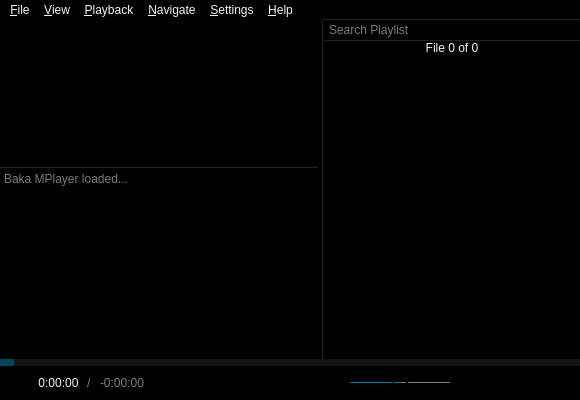
Above: src/ui/mainwindow.ui from u8sand/Baka-MPlayer before the change. Below: the same form after it.
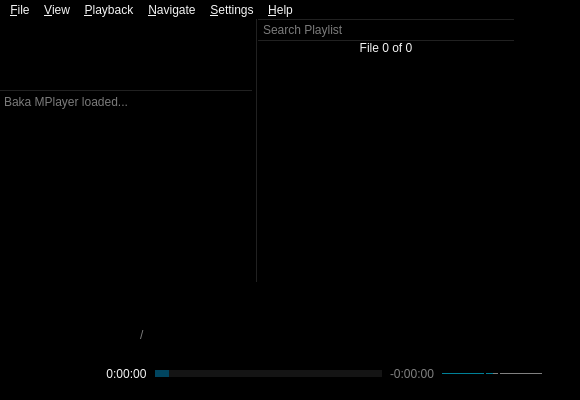
That is the form after the change. Icons and pictures are not drawn. Custom widgets are drawn as their Qt base class.

Commit message: baka-mplayer.md: shorten and simplified the manual

The edit to the form file:
```diff
--- a/src/ui/mainwindow.ui
+++ b/src/ui/mainwindow.ui
@@ -149,27 +149,18 @@
 }</string>
   </property>
   <widget class="QWidget" name="centralwidget">
-   <layout class="QVBoxLayout" name="verticalLayout">
-    <property name="spacing">
-     <number>0</number>
-    </property>
-    <property name="leftMargin">
-     <number>0</number>
-    </property>
-    <property name="topMargin">
-     <number>0</number>
-    </property>
-    <property name="rightMargin">
-     <number>0</number>
-    </property>
-    <property name="bottomMargin">
-     <number>0</number>
-    </property>
-    <item>
      <widget class="CustomSplitter" name="splitter">
       <property name="enabled">
        <bool>false</bool>
       </property>
+    <property name="geometry">
+     <rect>
+      <x>0</x>
+      <y>0</y>
+      <width>514</width>
+      <height>263</height>
+     </rect>
+    </property>
       <property name="orientation">
        <enum>Qt::Horizontal</enum>
       </property>
@@ -417,47 +408,15 @@
        </layout>
       </widget>
      </widget>
-    </item>
-    <item>
-     <widget class="SeekBar" name="seekBar">
-      <property name="enabled">
-       <bool>false</bool>
-      </property>
-      <property name="sizePolicy">
-       <sizepolicy hsizetype="Expanding" vsizetype="Fixed">
-        <horstretch>0</horstretch>
-        <verstretch>0</verstretch>
-       </sizepolicy>
-      </property>
-      <property name="focusPolicy">
-       <enum>Qt::NoFocus</enum>
-      </property>
-      <property name="styleSheet">
-       <string notr="true">QSlider {
-	height: 7px;
-}
-QSlider::handle:horizontal {
-	/* handle color */
-	background: #01455F;
-	width: 14px;
-}
-QSlider::groove:horizontal {
-	background: #141414;
-}
-QSlider::sub-page:horizontal {
-	background: #008098;
-}</string>
-      </property>
-      <property name="maximum">
-       <number>1000000</number>
-      </property>
-      <property name="orientation">
-       <enum>Qt::Horizontal</enum>
-      </property>
-     </widget>
-    </item>
-    <item>
      <widget class="QWidget" name="playbackLayoutWidget" native="true">
+    <property name="geometry">
+     <rect>
+      <x>0</x>
+      <y>333</y>
+      <width>580</width>
+      <height>44</height>
+     </rect>
+    </property>
       <property name="sizePolicy">
        <sizepolicy hsizetype="Preferred" vsizetype="Fixed">
         <horstretch>0</horstretch>
@@ -484,36 +443,6 @@
         <number>6</number>
        </property>
        <item>
-        <widget class="QWidget" name="timeLayoutWidget" native="true">
-         <property name="minimumSize">
-          <size>
-           <width>150</width>
-           <height>0</height>
-          </size>
-         </property>
-         <property name="maximumSize">
-          <size>
-           <width>150</width>
-           <height>16777215</height>
-          </size>
-         </property>
-         <layout class="QHBoxLayout" name="horizontalLayout_4">
-          <property name="spacing">
-           <number>8</number>
-          </property>
-          <property name="leftMargin">
-           <number>0</number>
-          </property>
-          <property name="topMargin">
-           <number>0</number>
-          </property>
-          <property name="rightMargin">
-           <number>0</number>
-          </property>
-          <property name="bottomMargin">
-           <number>0</number>
-          </property>
-          <item>
            <widget class="OpenButton" name="openButton">
             <property name="sizePolicy">
              <sizepolicy hsizetype="Fixed" vsizetype="Fixed">
@@ -552,125 +481,6 @@
            </widget>
           </item>
           <item>
-           <widget class="QLabel" name="durationLabel">
-            <property name="sizePolicy">
-             <sizepolicy hsizetype="Preferred" vsizetype="Fixed">
-              <horstretch>0</horstretch>
-              <verstretch>0</verstretch>
-             </sizepolicy>
-            </property>
-            <property name="text">
-             <string>0:00:00</string>
-            </property>
-            <property name="alignment">
-             <set>Qt::AlignCenter</set>
-            </property>
-           </widget>
-          </item>
-          <item>
-           <widget class="QLabel" name="seperatorLabel">
-            <property name="text">
-             <string>/</string>
-            </property>
-           </widget>
-          </item>
-          <item>
-           <widget class="CustomLabel" name="remainingLabel">
-            <property name="sizePolicy">
-             <sizepolicy hsizetype="Preferred" vsizetype="Fixed">
-              <horstretch>0</horstretch>
-              <verstretch>0</verstretch>
-             </sizepolicy>
-            </property>
-            <property name="cursor">
-             <cursorShape>PointingHandCursor</cursorShape>
-            </property>
-            <property name="toolTip">
-             <string>Click to change between total and remaining time</string>
-            </property>
-            <property name="text">
-             <string>-0:00:00</string>
-            </property>
-            <property name="alignment">
-             <set>Qt::AlignCenter</set>
-            </property>
-           </widget>
-          </item>
-          <item>
-           <spacer name="horizontalSpacer">
-            <property name="orientation">
-             <enum>Qt::Horizontal</enum>
-            </property>
-            <property name="sizeHint" stdset="0">
-             <size>
-              <width>0</width>
-              <height>0</height>
-             </size>
-            </property>
-           </spacer>
-          </item>
-         </layout>
-        </widget>
-       </item>
-       <item>
-        <spacer name="horizontalSpacer_4">
-         <property name="orientation">
-          <enum>Qt::Horizontal</enum>
-         </property>
-         <property name="sizeHint" stdset="0">
-          <size>
-           <width>40</width>
-           <height>20</height>
-          </size>
-         </property>
-        </spacer>
-       </item>
-       <item>
-        <layout class="QHBoxLayout" name="horizontalLayout_2">
-         <property name="spacing">
-          <number>8</number>
-         </property>
-         <item>
-          <widget class="QPushButton" name="rewindButton">
-           <property name="enabled">
-            <bool>false</bool>
-           </property>
-           <property name="sizePolicy">
-            <sizepolicy hsizetype="Fixed" vsizetype="Fixed">
-             <horstretch>0</horstretch>
-             <verstretch>0</verstretch>
-            </sizepolicy>
-           </property>
-           <property name="maximumSize">
-            <size>
-             <width>24</width>
-             <height>16</height>
-            </size>
-           </property>
-           <property name="cursor">
-            <cursorShape>PointingHandCursor</cursorShape>
-           </property>
-           <property name="focusPolicy">
-            <enum>Qt::NoFocus</enum>
-           </property>
-           <property name="icon">
-            <iconset resource="../rsclist.qrc">
-             <normaloff>:/img/default_reverse.svg</normaloff>
-             <disabledoff>:/img/disabled_reverse.svg</disabledoff>
-             <disabledon>:/img/disabled_reverse.svg</disabledon>:/img/default_reverse.svg</iconset>
-           </property>
-           <property name="iconSize">
-            <size>
-             <width>20</width>
-             <height>16</height>
-            </size>
-           </property>
-           <property name="flat">
-            <bool>true</bool>
-           </property>
-          </widget>
-         </item>
-         <item>
           <widget class="IndexButton" name="previousButton">
            <property name="enabled">
             <bool>false</bool>
@@ -710,44 +520,6 @@
            </property>
           </widget>
          </item>
-         <item>
-          <widget class="QPushButton" name="playButton">
-           <property name="enabled">
-            <bool>false</bool>
-           </property>
-           <property name="sizePolicy">
-            <sizepolicy hsizetype="Fixed" vsizetype="Fixed">
-             <horstretch>0</horstretch>
-             <verstretch>0</verstretch>
-            </sizepolicy>
-           </property>
-           <property name="maximumSize">
-            <size>
-             <width>28</width>
-             <height>30</height>
-            </size>
-           </property>
-           <property name="cursor">
-            <cursorShape>PointingHandCursor</cursorShape>
-           </property>
-           <property name="focusPolicy">
-            <enum>Qt::NoFocus</enum>
-           </property>
-           <property name="icon">
-            <iconset resource="../rsclist.qrc">
-             <normaloff>:/img/disabled_play.svg</normaloff>:/img/disabled_play.svg</iconset>
-           </property>
-           <property name="iconSize">
-            <size>
-             <width>23</width>
-             <height>30</height>
-            </size>
-           </property>
-           <property name="flat">
-            <bool>true</bool>
-           </property>
-          </widget>
-         </item>
          <item>
           <widget class="IndexButton" name="nextButton">
            <property name="enabled">
@@ -788,6 +560,82 @@
            </property>
           </widget>
          </item>
+     <item>
+      <widget class="QLabel" name="durationLabel">
+       <property name="sizePolicy">
+        <sizepolicy hsizetype="Preferred" vsizetype="Fixed">
+         <horstretch>0</horstretch>
+         <verstretch>0</verstretch>
+        </sizepolicy>
+       </property>
+       <property name="text">
+        <string>0:00:00</string>
+       </property>
+       <property name="alignment">
+        <set>Qt::AlignCenter</set>
+       </property>
+      </widget>
+     </item>
+     <item>
+      <widget class="SeekBar" name="seekBar">
+       <property name="enabled">
+        <bool>false</bool>
+       </property>
+       <property name="sizePolicy">
+        <sizepolicy hsizetype="Expanding" vsizetype="Fixed">
+         <horstretch>0</horstretch>
+         <verstretch>0</verstretch>
+        </sizepolicy>
+       </property>
+       <property name="focusPolicy">
+        <enum>Qt::NoFocus</enum>
+       </property>
+       <property name="styleSheet">
+        <string notr="true">QSlider {
+	height: 7px;
+}
+QSlider::handle:horizontal {
+	/* handle color */
+	background: #01455F;
+	width: 14px;
+}
+QSlider::groove:horizontal {
+	background: #141414;
+}
+QSlider::sub-page:horizontal {
+	background: #008098;
+}</string>
+       </property>
+       <property name="maximum">
+        <number>1000000</number>
+       </property>
+       <property name="orientation">
+        <enum>Qt::Horizontal</enum>
+       </property>
+      </widget>
+     </item>
+     <item>
+      <widget class="CustomLabel" name="remainingLabel">
+       <property name="sizePolicy">
+        <sizepolicy hsizetype="Preferred" vsizetype="Fixed">
+         <horstretch>0</horstretch>
+         <verstretch>0</verstretch>
+        </sizepolicy>
+       </property>
+       <property name="cursor">
+        <cursorShape>PointingHandCursor</cursorShape>
+       </property>
+       <property name="toolTip">
+        <string>Click to change between total and remaining time</string>
+       </property>
+       <property name="text">
+        <string>-0:00:00</string>
+       </property>
+       <property name="alignment">
+        <set>Qt::AlignCenter</set>
+       </property>
+      </widget>
+     </item>
          <item>
           <widget class="CustomSlider" name="volumeSlider">
            <property name="sizePolicy">
@@ -840,37 +688,6 @@
           </widget>
          </item>
          <item>
-          <spacer name="horizontalSpacer_5">
-           <property name="orientation">
-            <enum>Qt::Horizontal</enum>
-           </property>
-           <property name="sizeType">
-            <enum>QSizePolicy::Fixed</enum>
-           </property>
-           <property name="sizeHint" stdset="0">
-            <size>
-             <width>50</width>
-             <height>20</height>
-            </size>
-           </property>
-          </spacer>
-         </item>
-        </layout>
-       </item>
-       <item>
-        <spacer name="horizontalSpacer_3">
-         <property name="orientation">
-          <enum>Qt::Horizontal</enum>
-         </property>
-         <property name="sizeHint" stdset="0">
-          <size>
-           <width>40</width>
-           <height>20</height>
-          </size>
-         </property>
-        </spacer>
-       </item>
-       <item>
         <widget class="QPushButton" name="playlistButton">
          <property name="enabled">
           <bool>false</bool>
@@ -915,8 +732,109 @@
        </item>
       </layout>
      </widget>
-    </item>
-   </layout>
+   <widget class="QLabel" name="seperatorLabel">
+    <property name="geometry">
+     <rect>
+      <x>140</x>
+      <y>300</y>
+      <width>4</width>
+      <height>32</height>
+     </rect>
+    </property>
+    <property name="text">
+     <string>/</string>
+    </property>
+   </widget>
+   <widget class="QPushButton" name="playButton">
+    <property name="enabled">
+     <bool>false</bool>
+    </property>
+    <property name="geometry">
+     <rect>
+      <x>250</x>
+      <y>300</y>
+      <width>28</width>
+      <height>30</height>
+     </rect>
+    </property>
+    <property name="sizePolicy">
+     <sizepolicy hsizetype="Fixed" vsizetype="Fixed">
+      <horstretch>0</horstretch>
+      <verstretch>0</verstretch>
+     </sizepolicy>
+    </property>
+    <property name="maximumSize">
+     <size>
+      <width>28</width>
+      <height>30</height>
+     </size>
+    </property>
+    <property name="cursor">
+     <cursorShape>PointingHandCursor</cursorShape>
+    </property>
+    <property name="focusPolicy">
+     <enum>Qt::NoFocus</enum>
+    </property>
+    <property name="icon">
+     <iconset resource="../rsclist.qrc">
+      <normaloff>:/img/disabled_play.svg</normaloff>:/img/disabled_play.svg</iconset>
+    </property>
+    <property name="iconSize">
+     <size>
+      <width>23</width>
+      <height>30</height>
+     </size>
+    </property>
+    <property name="flat">
+     <bool>true</bool>
+    </property>
+   </widget>
+   <widget class="QPushButton" name="rewindButton">
+    <property name="enabled">
+     <bool>false</bool>
+    </property>
+    <property name="geometry">
+     <rect>
+      <x>170</x>
+      <y>300</y>
+      <width>24</width>
+      <height>16</height>
+     </rect>
+    </property>
+    <property name="sizePolicy">
+     <sizepolicy hsizetype="Fixed" vsizetype="Fixed">
+      <horstretch>0</horstretch>
+      <verstretch>0</verstretch>
+     </sizepolicy>
+    </property>
+    <property name="maximumSize">
+     <size>
+      <width>24</width>
+      <height>16</height>
+     </size>
+    </property>
+    <property name="cursor">
+     <cursorShape>PointingHandCursor</cursorShape>
+    </property>
+    <property name="focusPolicy">
+     <enum>Qt::NoFocus</enum>
+    </property>
+    <property name="icon">
+     <iconset resource="../rsclist.qrc">
+      <normaloff>:/img/default_reverse.svg</normaloff>
+      <disabledoff>:/img/disabled_reverse.svg</disabledoff>
+      <disabledon>:/img/disabled_reverse.svg</disabledon>:/img/default_reverse.svg</iconset>
+    </property>
+    <property name="iconSize">
+     <size>
+      <width>20</width>
+      <height>16</height>
+     </size>
+    </property>
+    <property name="flat">
+     <bool>true</bool>
+    </property>
+   </widget>
    <zorder>playbackLayoutWidget</zorder>
    <zorder>splitter</zorder>
    <zorder>seekBar</zorder>
```
Left out of the diff: 6 changed lines with no effect on the pictures. Lines whose indentation alone changed are shown as unchanged. The commit also changes 1 other file.
